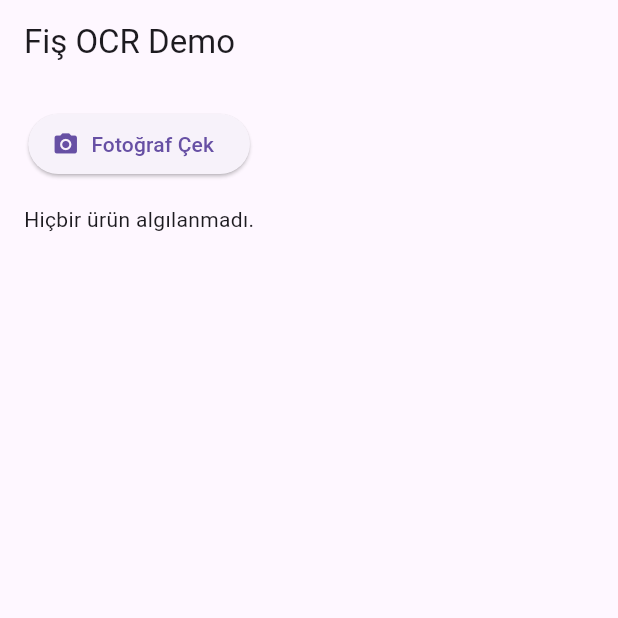
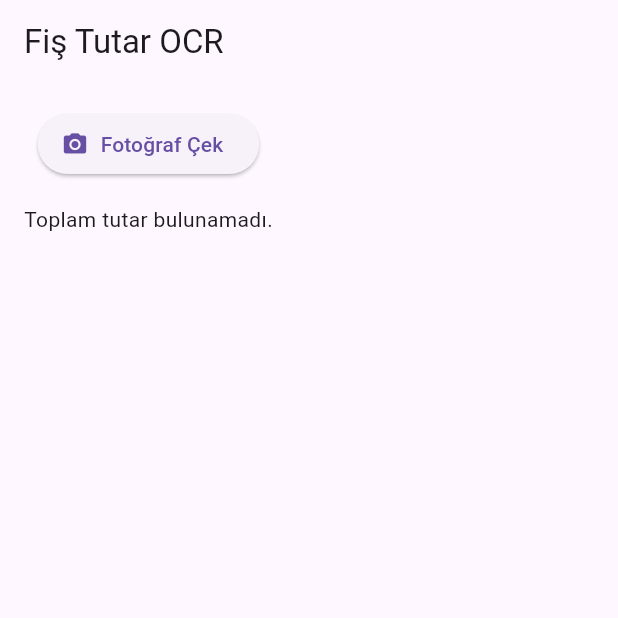
Before and after one commit to ozdogrumerve/digital-receipt-wallet, a Flutter app: the screen it shows after launch, on a phone screen of 412 x 824 dp, the top half of it. Run offline on Flutter 3.47's test engine with Material 3 defaults, Android fonts, the phone set to English and light mode, and no system bars; our stand-ins replace image_picker; missing offline and left inert: google_mlkit_text_recognition.

Commit message:
Refactored OCR to extract only total amount, removed individual item parsing.

```diff
--- a/lib/receipt_scanner_page.dart
+++ b/lib/receipt_scanner_page.dart
@@ -12,7 +12,7 @@
 
 class _ReceiptScannerPageState extends State<ReceiptScannerPage> {
   File? _imageFile;
-  List<Map<String, String>> _items = [];
+  Map<String, String>? _totalItem;
   bool _isProcessing = false;
 
   Future<void> _pickImage() async {
@@ -23,7 +23,7 @@
       setState(() {
         _imageFile = File(pickedImage.path);
         _isProcessing = true;
-        _items.clear();
+        _totalItem = null;
       });
       await _processImage(File(pickedImage.path));
     }
@@ -32,28 +32,53 @@
   Future<void> _processImage(File imageFile) async {
     final inputImage = InputImage.fromFile(imageFile);
     final textRecognizer = TextRecognizer(script: TextRecognitionScript.latin);
-
     final RecognizedText recognizedText =
         await textRecognizer.processImage(inputImage);
 
     final lines = recognizedText.text.split('\n');
+    final targetKeywords = [
+      'satış tutar',
+      'satış',
+      'tutar',
+      'toplam',
+      'ödenecek',
+      'kdv dahil',
+      'genel toplam',
+      'ödeme tutarı',
+    ];
 
-    final List<Map<String, String>> parsedItems = [];
+    final amountRegex = RegExp(r'([\d]+[.,]\d{2})');
 
-    final regex = RegExp(r'(.+?)\s+([\d]+[.,]\d{2})');
+    Map<String, String>? foundItem;
 
-    for (final line in lines) {
-      final match = regex.firstMatch(line);
-      if (match != null) {
-        parsedItems.add({
-          'name': match.group(1)!.trim(),
-          'price': match.group(2)!.trim(),
-        });
+    for (int i = 0; i < lines.length; i++) {
+      final lowerLine = lines[i].toLowerCase();
+      if (targetKeywords.any((keyword) => lowerLine.contains(keyword))) {
+        // Aynı satırda rakam var mı?
+        final matchSameLine = amountRegex.firstMatch(lines[i]);
+        if (matchSameLine != null) {
+          foundItem = {
+            'label': lines[i],
+            'amount': matchSameLine.group(1)!.trim(),
+          };
+          break;
+        }
+        // Alt satırda rakam var mı?
+        if (i + 1 < lines.length) {
+          final matchNextLine = amountRegex.firstMatch(lines[i + 1]);
+          if (matchNextLine != null) {
+            foundItem = {
+              'label': lines[i],
+              'amount': matchNextLine.group(1)!.trim(),
+            };
+            break;
+          }
+        }
       }
     }
 
     setState(() {
-      _items = parsedItems;
+      _totalItem = foundItem;
       _isProcessing = false;
     });
 
@@ -63,7 +88,7 @@
   @override
   Widget build(BuildContext context) {
     return Scaffold(
-      appBar: AppBar(title: const Text('Fiş OCR Demo')),
+      appBar: AppBar(title: const Text('Fiş Tutar OCR')),
       body: Padding(
         padding: const EdgeInsets.all(16),
         child: Column(
@@ -73,23 +98,33 @@
               icon: const Icon(Icons.camera_alt),
               label: const Text("Fotoğraf Çek"),
             ),
+            const SizedBox(height: 16),
             if (_isProcessing) const CircularProgressIndicator(),
-            if (_imageFile != null) Image.file(_imageFile!),
-            const SizedBox(height: 16),
-            Expanded(
-              child: _items.isEmpty
-                  ? const Text('Hiçbir ürün algılanmadı.')
-                  : ListView.builder(
-                      itemCount: _items.length,
-                      itemBuilder: (context, index) {
-                        final item = _items[index];
-                        return ListTile(
-                          title: Text(item['name']!),
-                          trailing: Text('${item['price']} ₺'),
-                        );
-                      },
+            if (_imageFile != null) ...[
+              Image.file(_imageFile!),
+              const SizedBox(height: 16),
+            ],
+            if (_totalItem != null)
+              Card(
+                elevation: 4,
+                color: Colors.green.shade50,
+                child: ListTile(
+                  title: Text(
+                    _totalItem!['label']!,
+                    style: const TextStyle(fontWeight: FontWeight.bold),
+                  ),
+                  trailing: Text(
+                    '${_totalItem!['amount']} ₺',
+                    style: const TextStyle(
+                      fontSize: 20,
+                      fontWeight: FontWeight.bold,
+                      color: Colors.green,
                     ),
-            ),
+                  ),
+                ),
+              )
+            else if (!_isProcessing)
+              const Text('Toplam tutar bulunamadı.'),
           ],
         ),
       ),
```
